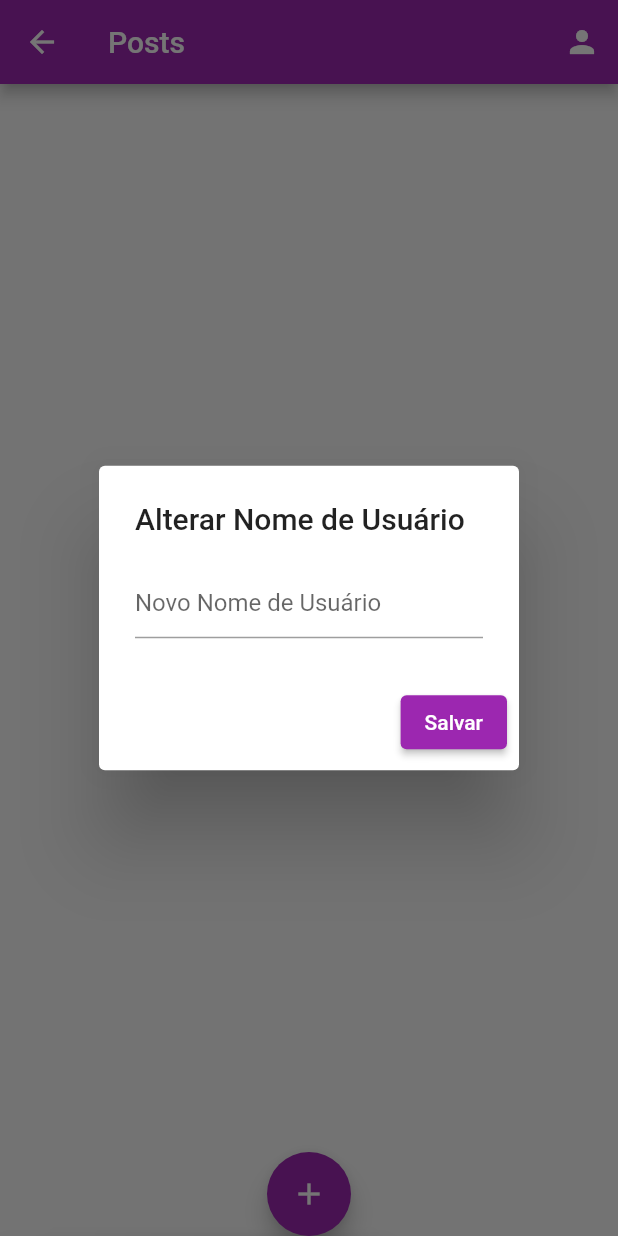
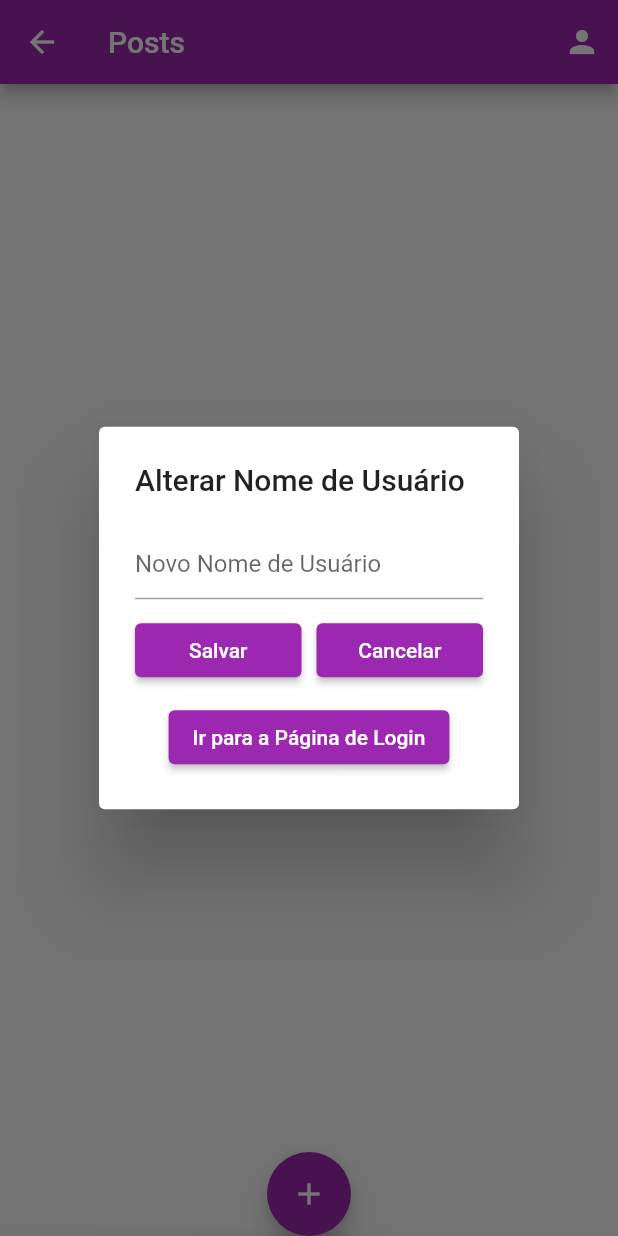
Before and after one commit to MarceloAG323/MusicSocial, a Flutter app: the HomeLayout screen opened directly, after a tap on the "person" icon, on a phone screen of 412 x 824 dp. Run offline on Flutter 3.47's test engine with Material 2 defaults, Android fonts, the phone set to English and light mode, and no system bars.

Commit message:
update 2

```diff
--- a/lib/home_layout.dart
+++ b/lib/home_layout.dart
@@ -1,4 +1,5 @@
 import 'package:flutter/material.dart';
+import 'login_page.dart';
 
 void main() {
   runApp(MyApp());
@@ -27,6 +28,7 @@ class _HomeLayoutState extends State<HomeLayout> {
   List<Post> _posts = [];
   TextEditingController _textEditingController = TextEditingController();
   bool _isDarkMode = false;
+  String _userName = 'Usuário Novo';
 
   @override
   Widget build(BuildContext context) {
@@ -93,7 +95,7 @@ class _HomeLayoutState extends State<HomeLayout> {
           crossAxisAlignment: CrossAxisAlignment.start,
           children: [
             Text(
-              post.userName,
+              'Seu Nome é $_userName',
               style: TextStyle(
                 fontWeight: FontWeight.bold,
                 fontSize: 16.0,
@@ -157,7 +159,7 @@ class _HomeLayoutState extends State<HomeLayout> {
                           // Adicionar o novo post à lista
                           setState(() {
                             _posts.add(Post(
-                              userName: 'Usuário Novo',
+                              userName: _userName,
                               postText: postText,
                               likes: 0,
                             ));
@@ -196,23 +198,59 @@ class _HomeLayoutState extends State<HomeLayout> {
     showDialog(
       context: context,
       builder: (BuildContext context) {
-        // Adicione o código do diálogo para alterar o nome do usuário aqui
+        return StatefulBuilder(
+          builder: (context, setState) {
             return AlertDialog(
               title: Text('Alterar Nome de Usuário'),
-          content: TextField(
+              content: Column(
+                mainAxisSize: MainAxisSize.min,
+                children: [
+                  TextField(
+                    onChanged: (value) {
+                      setState(() {
+                        _userName = value;
+                      });
+                    },
                     decoration: InputDecoration(
                       hintText: 'Novo Nome de Usuário',
                     ),
                   ),
-          actions: [
-            ElevatedButton(
+                  SizedBox(height: 10.0),
+                  Row(
+                    children: [
+                      Expanded(
+                        child: ElevatedButton(
                           onPressed: () {
                             // Lógica para salvar o novo nome de usuário
                             Navigator.of(context).pop();
                           },
                           child: Text('Salvar'),
                         ),
+                      ),
+                      SizedBox(width: 10.0), // Espaço entre os botões
+                      Expanded(
+                        child: ElevatedButton(
+                          onPressed: () {
+                            // Lógica para cancelar
+                            Navigator.of(context).pop();
+                          },
+                          child: Text('Cancelar'),
+                        ),
+                      ),
                     ],
+                  ),
+                  SizedBox(height: 10.0),
+                  ElevatedButton(
+                    onPressed: () {
+                      // Navegar para a página de login
+                      Navigator.push(context, MaterialPageRoute(builder: (context) => LoginPage()));
+                    },
+                    child: Text('Ir para a Página de Login'),
+                  ),
+                ],
+              ),
+            );
+          },
         );
       },
     );
```
Lines whose indentation alone changed are shown as unchanged.
